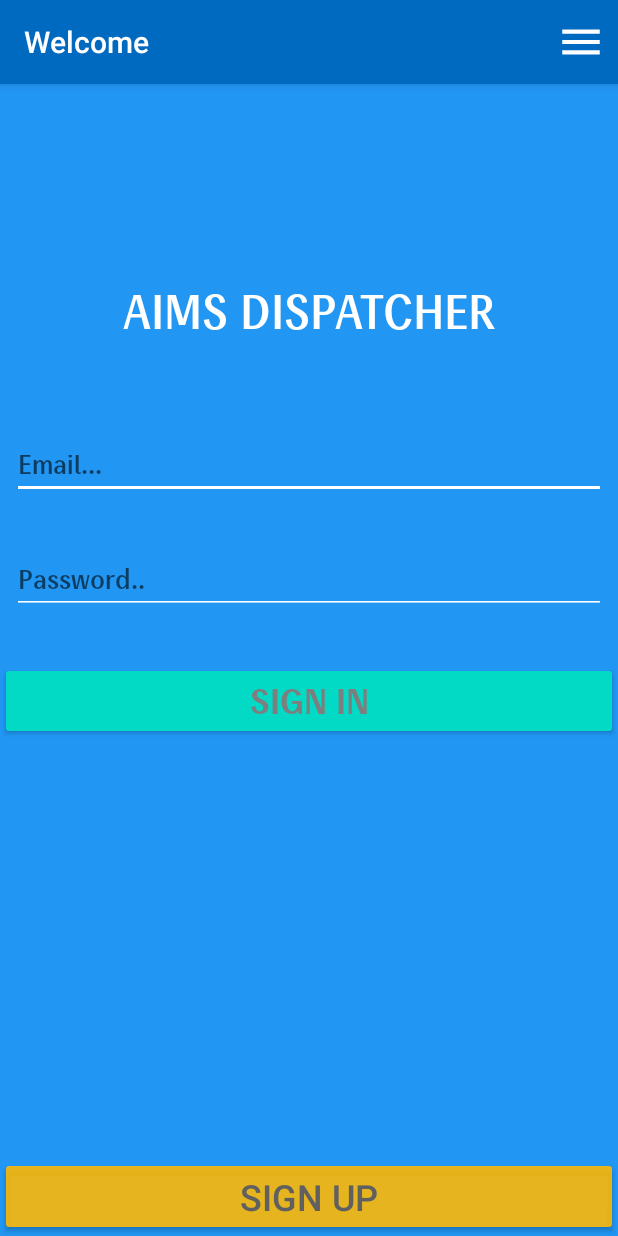
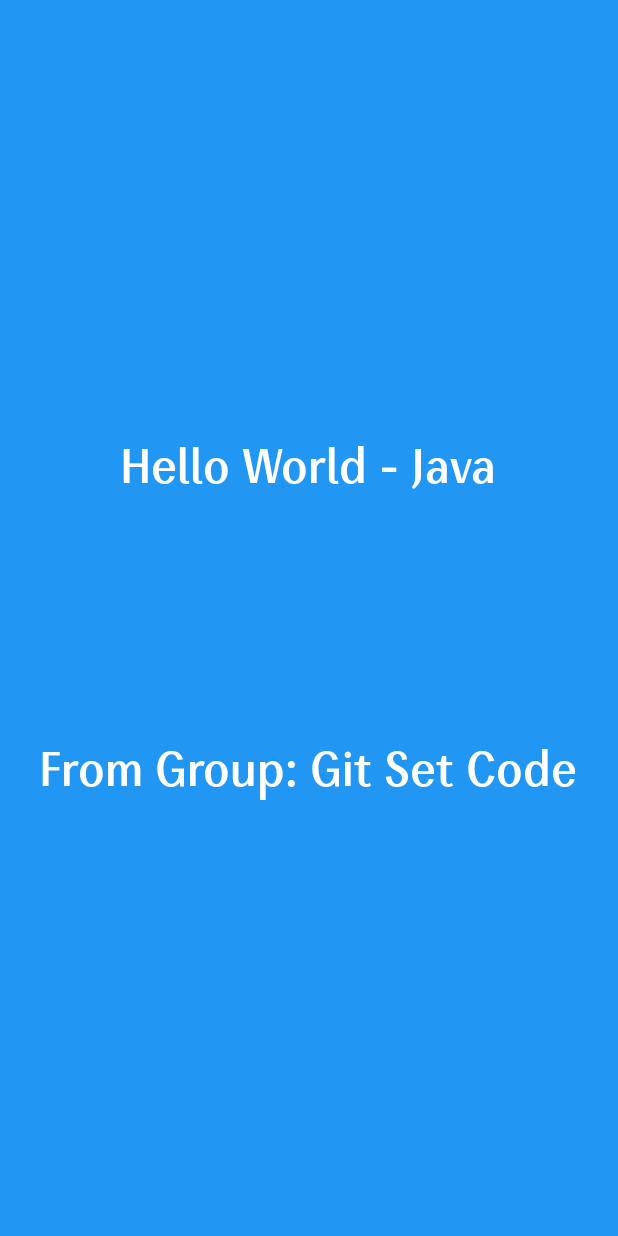
Before and after one commit to Vdhakal/git-set-code, an Android app: the screen it shows after launch (MainActivity), on a phone screen of 412 x 824 dp. Run offline under Robolectric (Android 15) with nearby library versions, the phone set to English and light mode, and no system bars.

Commit message:
proof of concept

```diff
--- a/app/src/main/java/com/example/git_set_code/MainActivity.java
+++ b/app/src/main/java/com/example/git_set_code/MainActivity.java
@@ -14,7 +14,5 @@ public class MainActivity extends AppCompatActivity {
         super.onCreate(savedInstanceState);
         setContentView(R.layout.activity_main);
 
-        Toolbar mainToolbar = (Toolbar) findViewById(R.id.mainToolbar);
-        setSupportActionBar(mainToolbar);
     }
 }
--- a/app/src/main/res/layout/activity_main.xml
+++ b/app/src/main/res/layout/activity_main.xml
@@ -1,5 +1,5 @@
 <?xml version="1.0" encoding="utf-8"?>
-<androidx.constraintlayout.widget.ConstraintLayout xmlns:android="http://schemas.android.com/apk/res/android"
+<RelativeLayout xmlns:android="http://schemas.android.com/apk/res/android"
     xmlns:app="http://schemas.android.com/apk/res-auto"
     xmlns:tools="http://schemas.android.com/tools"
     android:layout_width="match_parent"
@@ -7,121 +7,46 @@
     android:background="@color/blue_100"
     tools:context=".MainActivity">
 
-    <com.google.android.material.appbar.AppBarLayout
-        android:layout_width="match_parent"
-        android:layout_height="wrap_content"
-        app:layout_constraintEnd_toEndOf="parent"
-        app:layout_constraintStart_toStartOf="parent"
-        app:layout_constraintTop_toTopOf="parent">
 
     <androidx.constraintlayout.widget.ConstraintLayout
-            android:layout_width="match_parent"
-            android:layout_height="match_parent">
+        android:layout_width="wrap_content"
+        android:layout_height="wrap_content"
+        android:layout_centerInParent="true">
 
-            <androidx.appcompat.widget.Toolbar
-                android:id="@+id/mainToolbar"
-                android:layout_width="match_parent"
+        <TextView
+            android:id="@+id/helloWorld"
+            android:layout_width="wrap_content"
             android:layout_height="wrap_content"
-                android:background="@color/blue_200"
-                android:minHeight="?attr/actionBarSize"
-                android:theme="?attr/actionBarTheme"
+            android:layout_centerHorizontal="true"
+            android:layout_centerVertical="true"
+            android:layout_marginBottom="160dp"
+            android:fontFamily="@font/enceladusdemi"
+            android:text="Hello World - Java"
+            android:textColor="#FFFFFF"
+            android:textSize="32dp"
+            app:layout_constraintBottom_toTopOf="@id/groupName"
             app:layout_constraintEnd_toEndOf="parent"
-                app:layout_constraintHorizontal_bias="0.0"
+            app:layout_constraintHorizontal_bias="0.5"
             app:layout_constraintStart_toStartOf="parent"
             app:layout_constraintTop_toTopOf="parent"
-                app:title="Welcome"
-                app:titleTextColor="#ffffff" />
+            app:layout_constraintVertical_bias="0.0" />
 
-            <ImageView
-                android:id="@+id/imageView"
-                android:layout_width="49dp"
-                android:layout_height="33dp"
+        <TextView
+            android:id="@+id/groupName"
+            android:layout_width="wrap_content"
+            android:layout_height="wrap_content"
+            android:layout_centerHorizontal="true"
+            android:layout_centerVertical="true"
+            android:fontFamily="@font/enceladusdemi"
+            android:text="From Group: Git Set Code"
+            android:textColor="#FFFFFF"
+            android:textSize="32dp"
             app:layout_constraintBottom_toBottomOf="parent"
-                app:layout_constraintEnd_toEndOf="@+id/mainToolbar"
-                app:layout_constraintTop_toTopOf="parent"
-                app:srcCompat="@drawable/main_menu_side"
-                app:tint="#ffffff" />
+            app:layout_constraintStart_toStartOf="parent" />
 
     </androidx.constraintlayout.widget.ConstraintLayout>
 
-    </com.google.android.material.appbar.AppBarLayout>
 
 
-    <TextView
-        android:id="@+id/textView"
-        android:layout_width="wrap_content"
-        android:layout_height="wrap_content"
-        android:layout_marginTop="64dp"
-        android:fontFamily="@font/enceladusdemi"
-        android:text="AIMS DISPATCHER"
-        android:textColor="#FFFFFF"
-        android:textSize="32dp"
-        app:layout_constraintBottom_toBottomOf="parent"
-        app:layout_constraintEnd_toEndOf="parent"
-        app:layout_constraintLeft_toLeftOf="parent"
-        app:layout_constraintRight_toRightOf="parent"
-        app:layout_constraintStart_toStartOf="parent"
-        app:layout_constraintTop_toTopOf="parent"
-        app:layout_constraintVertical_bias="0.172" />
 
-    <EditText
-        android:id="@+id/editTextTextEmailAddress"
-        android:layout_width="0dp"
-        android:layout_height="39dp"
-        android:layout_marginStart="8dp"
-        android:layout_marginTop="64dp"
-        android:layout_marginEnd="8dp"
-        android:backgroundTint="#FFFFFF"
-        android:ems="10"
-        android:fontFamily="@font/enceladusdemi"
-        android:hint="Email..."
-        android:inputType="textEmailAddress"
-        android:textColor="#FBFBFB"
-        app:layout_constraintEnd_toEndOf="parent"
-        app:layout_constraintStart_toStartOf="parent"
-        app:layout_constraintTop_toBottomOf="@+id/textView" />
-
-    <EditText
-        android:id="@+id/editTextTextPassword"
-        android:layout_width="0dp"
-        android:layout_height="wrap_content"
-        android:layout_marginStart="8dp"
-        android:layout_marginTop="32dp"
-        android:layout_marginEnd="8dp"
-        android:backgroundTint="#FFFFFF"
-        android:ems="10"
-        android:fontFamily="@font/enceladusdemi"
-        android:hint="Password.."
-        android:inputType="textPassword"
-        android:textColor="#FBFBFB"
-        app:layout_constraintEnd_toEndOf="parent"
-        app:layout_constraintStart_toStartOf="parent"
-        app:layout_constraintTop_toBottomOf="@+id/editTextTextEmailAddress" />
-
-    <Button
-        android:id="@+id/singInButton"
-        android:layout_width="0dp"
-        android:layout_height="wrap_content"
-        android:layout_marginTop="32dp"
-        android:backgroundTint="@color/teal_200"
-        android:fontFamily="@font/enceladusbold"
-        android:text="Sign In"
-        android:textColor="#7E7E7E"
-        android:textSize="24sp"
-        app:layout_constraintEnd_toEndOf="parent"
-        app:layout_constraintStart_toStartOf="parent"
-        app:layout_constraintTop_toBottomOf="@+id/editTextTextPassword" />
-
-    <Button
-        android:id="@+id/singUpButton"
-        android:layout_width="0dp"
-        android:layout_height="wrap_content"
-        android:backgroundTint="#E2FFB803"
-        android:text="Sign Up"
-        android:textColor="#606060"
-        android:textSize="24sp"
-        app:layout_constraintBottom_toBottomOf="parent"
-        app:layout_constraintEnd_toEndOf="parent"
-        app:layout_constraintStart_toStartOf="parent" />
-
-</androidx.constraintlayout.widget.ConstraintLayout>
+</RelativeLayout>
```
Lines whose indentation alone changed are shown as unchanged.
